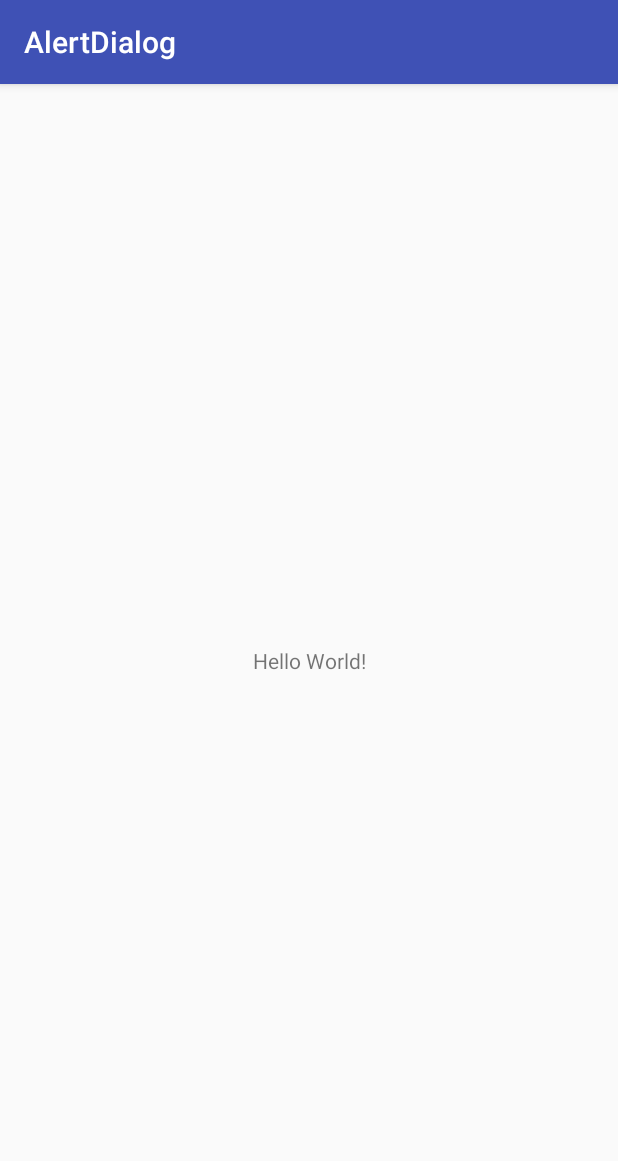
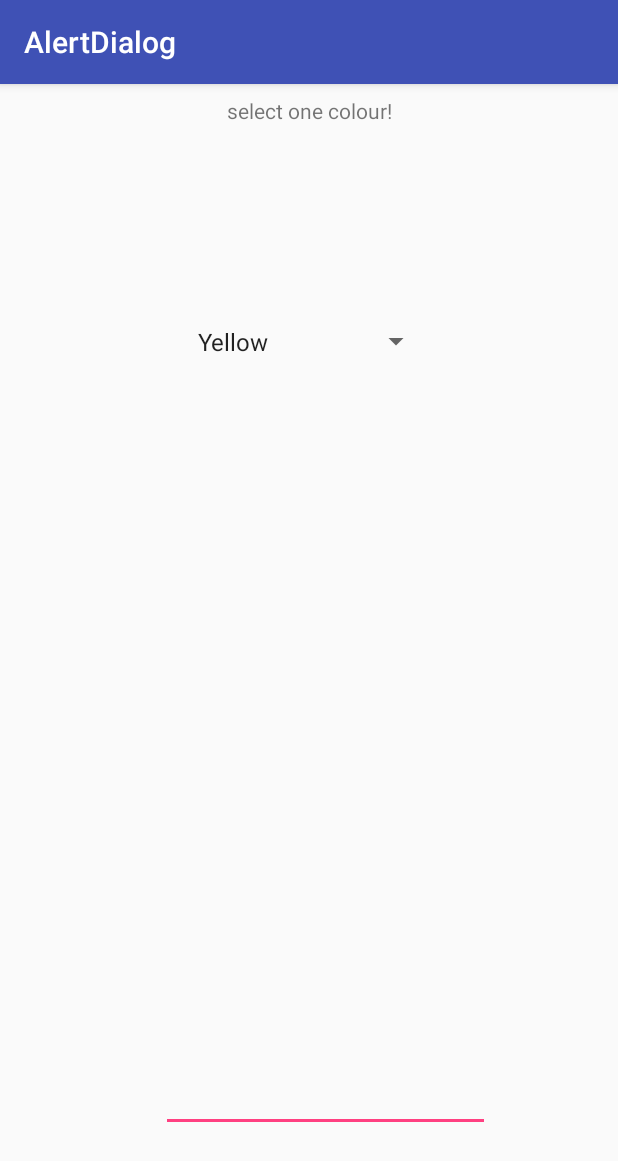
Before and after one commit to anilaaug/AlertDialog, an Android app: the screen it shows after launch (MainActivity), on a phone screen of 412 x 824 dp. Shown: the top 1161 px of the screen. Run offline under Robolectric (Android 15) with nearby library versions, the phone set to English and light mode, and no system bars.

Commit message:
Second commit

```diff
--- a/app/build.gradle
+++ b/app/build.gradle
@@ -1,11 +1,11 @@
 apply plugin: 'com.android.application'
 
 android {
-    compileSdkVersion 28
+    compileSdkVersion 27
     defaultConfig {
         applicationId "com.example.anila.alertdialog"
         minSdkVersion 15
-        targetSdkVersion 28
+        targetSdkVersion 27
         versionCode 1
         versionName "1.0"
         testInstrumentationRunner "android.support.test.runner.AndroidJUnitRunner"
@@ -20,7 +20,7 @@ android {
 
 dependencies {
     implementation fileTree(dir: 'libs', include: ['*.jar'])
-    implementation 'com.android.support:appcompat-v7:28.0.0-alpha3'
+    implementation 'com.android.support:appcompat-v7:27.1.1'
     implementation 'com.android.support.constraint:constraint-layout:1.1.2'
     testImplementation 'junit:junit:4.12'
     androidTestImplementation 'com.android.support.test:runner:1.0.2'
--- a/app/src/main/java/com/example/anila/alertdialog/MainActivity.java
+++ b/app/src/main/java/com/example/anila/alertdialog/MainActivity.java
@@ -5,12 +5,21 @@ import android.support.v7.app.AlertDialog;
 import android.support.v7.app.AppCompatActivity;
 import android.os.Bundle;
 import android.view.View;
+import android.widget.AdapterView;
+import android.widget.ArrayAdapter;
+import android.widget.AutoCompleteTextView;
+import android.widget.Spinner;
 import android.widget.Toast;
 
-public class MainActivity extends AppCompatActivity {
+import java.util.ArrayList;
+import java.util.List;
+
+public class MainActivity extends AppCompatActivity implements AdapterView.OnItemSelectedListener {
 
     AlertDialog.Builder builder;
-
+    //private int[] country;
+    String[] country = {"India", "USA", "China", "Japan", "Other"};
+    String[] language={"C","C++","Java","Python"};
     @Override
     protected void onCreate(Bundle savedInstanceState) {
         super.onCreate(savedInstanceState);
@@ -33,5 +42,33 @@ public class MainActivity extends AppCompatActivity {
         });
         builder.create();
         builder.show();
+        Spinner spinner = findViewById(R.id.spinner);
+        spinner.setOnItemSelectedListener(this);
+        List<String> categories = new ArrayList<String>();
+        categories.add("Yellow");
+        categories.add("Red");
+        categories.add("greeen");
+        ArrayAdapter<String> dataAdapter = new ArrayAdapter<String>(this, android.R.layout.simple_spinner_item, categories);
+        dataAdapter.setDropDownViewResource(android.R.layout.simple_spinner_dropdown_item);
+        spinner.setAdapter(dataAdapter);
+
+
+        ArrayAdapter<String> data=new ArrayAdapter<String>(this,android.R.layout.select_dialog_item,language);
+        AutoCompleteTextView ac=findViewById(R.id.autoCompleteTextView);
+        ac.setThreshold(1);
+        ac.setAdapter(data);
+        //ac.setTextColor(android.R.color.holo_red_light);
+        }
+
+    public void onItemSelected(AdapterView<?> parent, View view, int position, long id) {
+        // On selecting a spinner item
+        String item = parent.getItemAtPosition(position).toString();
+
+        // Showing selected spinner item
+        Toast.makeText(parent.getContext(), "Selected: " + item, Toast.LENGTH_LONG).show();
+    }
+
+    public void onNothingSelected(AdapterView<?> arg0) {
+        Toast.makeText(this, "Nothing selected", Toast.LENGTH_SHORT).show();
     }
 }
--- a/app/src/main/res/layout/activity_main.xml
+++ b/app/src/main/res/layout/activity_main.xml
@@ -6,13 +6,53 @@
     android:layout_height="match_parent"
     tools:context=".MainActivity">
 
+    <Spinner
+        android:id="@+id/spinner"
+        android:layout_width="164dp"
+        android:layout_height="47dp"
+        android:layout_marginBottom="8dp"
+        android:layout_marginEnd="8dp"
+        android:layout_marginLeft="8dp"
+        android:layout_marginRight="8dp"
+        android:layout_marginStart="8dp"
+        android:layout_marginTop="8dp"
+        app:layout_constraintBottom_toBottomOf="parent"
+        app:layout_constraintEnd_toEndOf="parent"
+        app:layout_constraintStart_toStartOf="parent"
+        app:layout_constraintTop_toTopOf="parent"
+        app:layout_constraintVertical_bias="0.199" />
+
     <TextView
+        android:id="@+id/textView"
         android:layout_width="wrap_content"
         android:layout_height="wrap_content"
-        android:text="Hello World!"
-        app:layout_constraintBottom_toBottomOf="parent"
-        app:layout_constraintLeft_toLeftOf="parent"
-        app:layout_constraintRight_toRightOf="parent"
+        android:layout_marginEnd="8dp"
+        android:layout_marginLeft="8dp"
+        android:layout_marginRight="8dp"
+        android:layout_marginStart="8dp"
+        android:layout_marginTop="8dp"
+        android:text="select one colour!"
+
+        app:layout_constraintEnd_toEndOf="parent"
+        app:layout_constraintStart_toStartOf="parent"
         app:layout_constraintTop_toTopOf="parent" />
 
+    <AutoCompleteTextView
+        android:id="@+id/autoCompleteTextView"
+        android:layout_width="219dp"
+        android:layout_height="wrap_content"
+        android:layout_marginBottom="8dp"
+        android:layout_marginEnd="8dp"
+        android:layout_marginLeft="8dp"
+        android:layout_marginRight="8dp"
+        android:layout_marginStart="8dp"
+        android:layout_marginTop="8dp"
+        app:layout_constraintBottom_toBottomOf="parent"
+        app:layout_constraintEnd_toEndOf="parent"
+        app:layout_constraintHorizontal_bias="0.563"
+        app:layout_constraintStart_toStartOf="parent"
+        app:layout_constraintTop_toTopOf="parent"
+        app:layout_constraintVertical_bias="0.913" />
+
+
 </android.support.constraint.ConstraintLayout>
```
